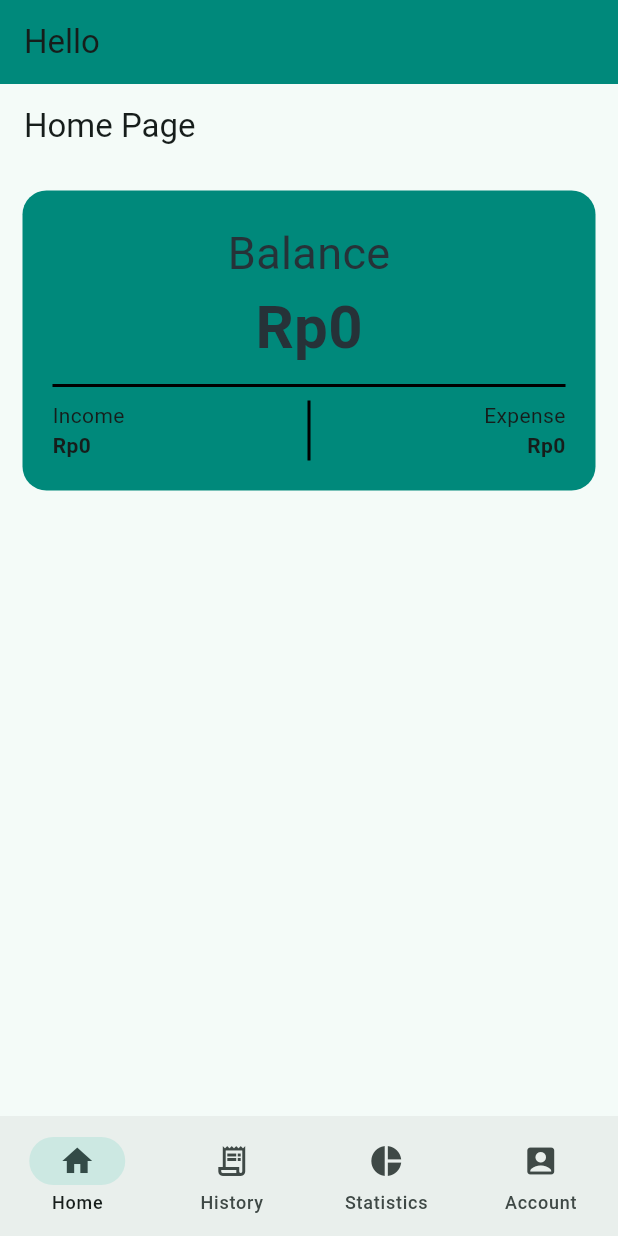
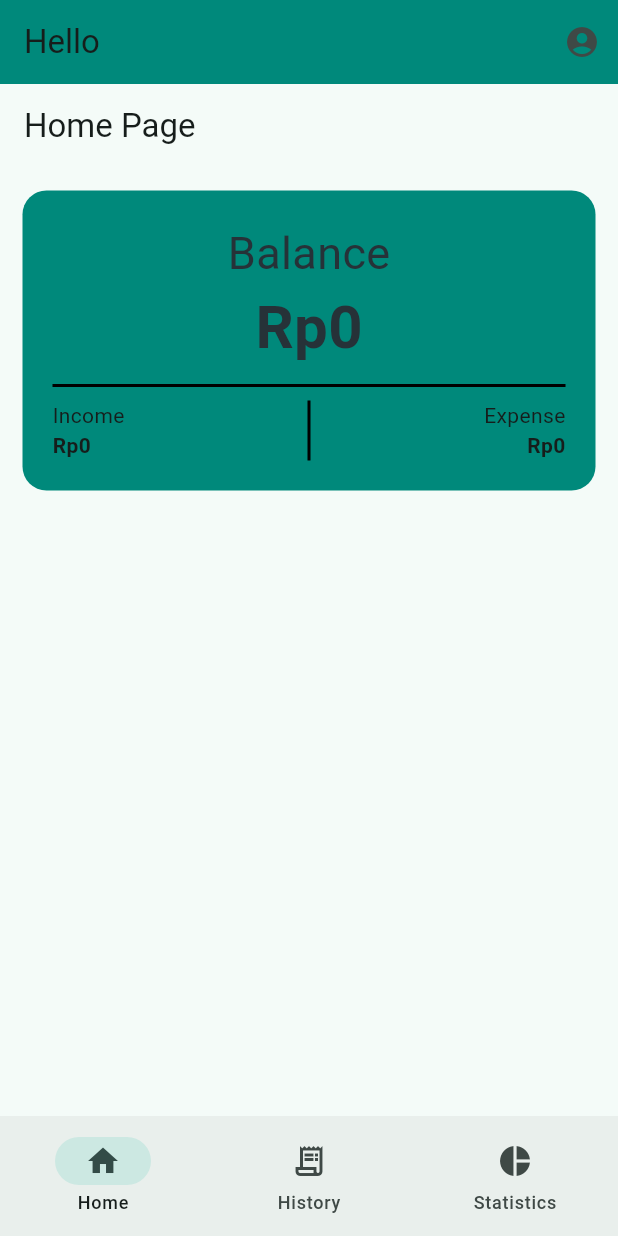
Before and after one commit to vinandius/Mobile_Programming_UAS, a Flutter app: the MyHomePage screen opened directly, on a phone screen of 412 x 824 dp. Run offline on Flutter 3.47's test engine with Material 3 defaults, Android fonts, the phone set to English and light mode, and no system bars; our stand-ins replace flutter_riverpod; missing offline and left inert: sqlite3, tbldatepicker.

Commit message:
moved account navigation to top right

```diff
--- a/lib/main.dart
+++ b/lib/main.dart
@@ -39,12 +39,7 @@ class MyHomePage extends ConsumerStatefulWidget {
 class _MyHomePageState extends ConsumerState<MyHomePage> {
   int currentIndex = 0;
 
-  final List<Widget> halaman = const [
-    Homepage(),
-    History(),
-    Statistics(),
-    Account(),
-  ];
+  final List<Widget> halaman = const [Homepage(), History(), Statistics()];
 
   @override
   Widget build(BuildContext context) {
@@ -53,6 +48,17 @@ class _MyHomePageState extends ConsumerState<MyHomePage> {
       appBar: AppBar(
         backgroundColor: Color(0xFF00897B),
         title: Text("Hello ${user?.name ?? ''}"),
+        actions: [
+          IconButton(
+            onPressed: () {
+              Navigator.push(
+                context,
+                MaterialPageRoute(builder: (context) => const Account()),
+              );
+            },
+            icon: Icon(Icons.account_circle),
+          ),
+        ],
       ),
       backgroundColor: Color(0xFFF5F7F8),
       body: halaman[currentIndex],
@@ -73,10 +79,6 @@ class _MyHomePageState extends ConsumerState<MyHomePage> {
             icon: Icon(Icons.pie_chart),
             label: 'Statistics',
           ),
-          NavigationDestination(
-            icon: Icon(Icons.account_box),
-            label: 'Account',
-          ),
         ],
       ),
     );
--- a/lib/pages/account.dart
+++ b/lib/pages/account.dart
@@ -6,7 +6,10 @@ class Account extends StatelessWidget {
   @override
   Widget build(BuildContext context) {
     return Scaffold(
-      appBar: AppBar(title: Text('Account Page')),
+      appBar: AppBar(
+        backgroundColor: Color(0xFF00897B),
+        title: Text('Account Page'),
+      ),
       body: SafeArea(
         child: Padding(
           padding: EdgeInsets.all(15),
--- a/lib/widgets/summary_card.dart
+++ b/lib/widgets/summary_card.dart
@@ -1,10 +1,6 @@
-import 'dart:math';
-
 import 'package:flutter/material.dart';
 import 'package:flutter_riverpod/flutter_riverpod.dart';
 import 'package:money_manager/providers/transaction_provider.dart';
-
-import '../models/transaction.dart';
 
 class SummaryCard extends ConsumerWidget {
   const SummaryCard({super.key});
```
